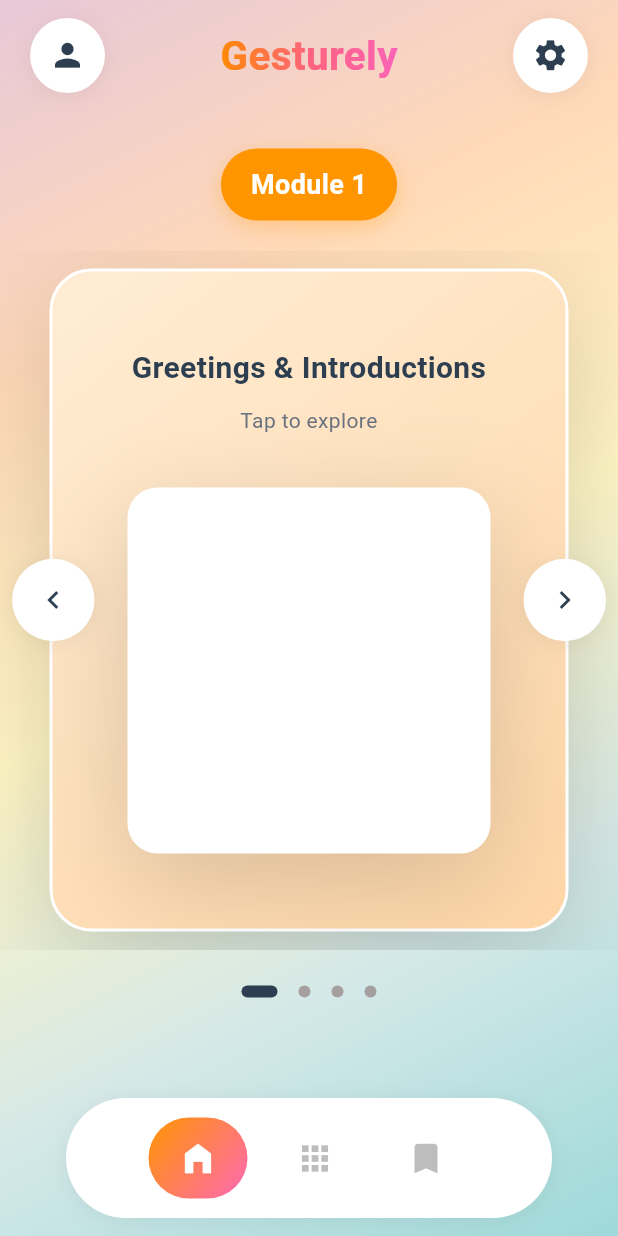
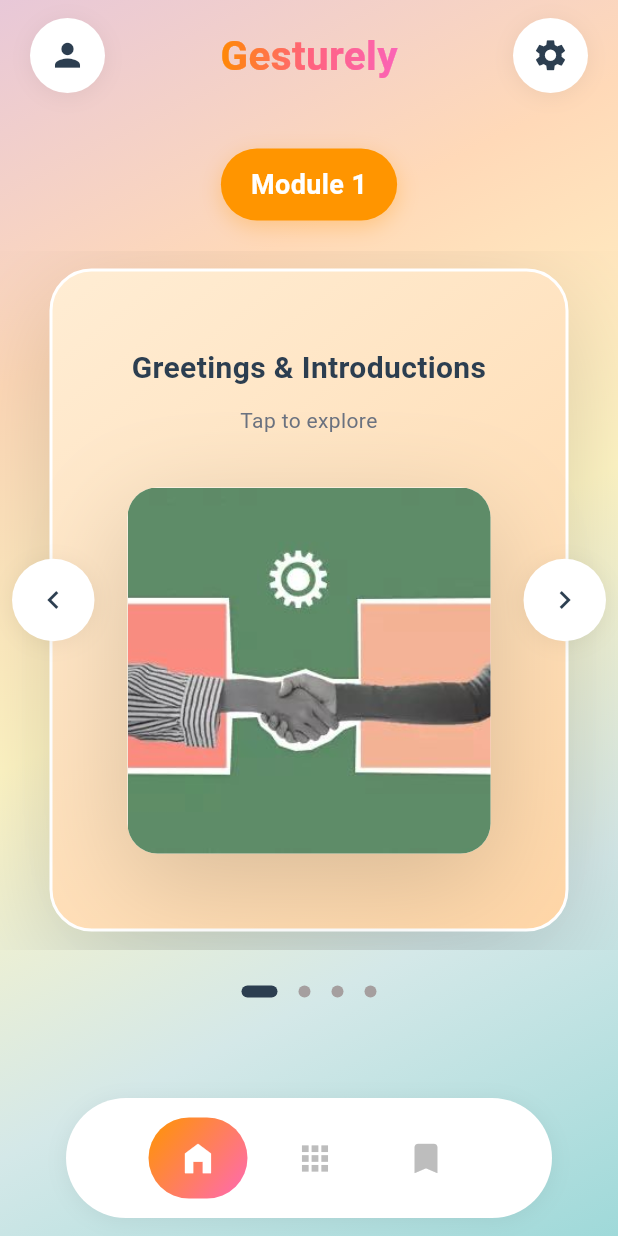
Before and after one commit to angelicav-v/Gesturely, a Flutter app: the HomeScreen screen opened by its route, on a phone screen of 412 x 824 dp. Run offline on Flutter 3.47's test engine with Material 3 defaults, Android fonts, the phone set to English and light mode, and no system bars; our stand-ins replace go_router.

Commit message:
feat: integrate module category images
- Add images to home carousel and grid screens
- Crop emotions image for consistency

```diff
--- a/lib/main.dart
+++ b/lib/main.dart
@@ -13,7 +13,7 @@ void main() {
 }
 
 class MyApp extends StatelessWidget {
-  const MyApp({Key? key}) : super(key: key);
+  const MyApp({super.key});
 
   @override
   Widget build(BuildContext context) {
--- a/lib/screens/bookmarkscreen.dart
+++ b/lib/screens/bookmarkscreen.dart
@@ -7,7 +7,7 @@ import 'profilescreen.dart';
 import 'settingscreen.dart';
 
 class BookmarksScreen extends StatefulWidget {
-  const BookmarksScreen({Key? key}) : super(key: key);
+  const BookmarksScreen({super.key});
 
   @override
   State<BookmarksScreen> createState() => _BookmarksScreenState();
--- a/lib/screens/flashcardscreen.dart
+++ b/lib/screens/flashcardscreen.dart
@@ -107,13 +107,13 @@ class FlashcardScreen extends StatefulWidget {
   final List<String> cards;
 
   const FlashcardScreen({
-    Key? key,
+    super.key,
     required this.moduleNumber,
     required this.subsectionNumber,
     required this.subsectionTitle,
     required this.cardCount,
     this.cards = const [],
-  }) : super(key: key);
+  });
 
   @override
   State<FlashcardScreen> createState() => _FlashcardScreenState();
@@ -126,7 +126,7 @@ class _FlashcardScreenState extends State<FlashcardScreen>
   int _currentCard = 0;
   int _maxCardViewed = 0;
   bool _isFlipped = false;
-  Set<int> _bookmarkedCards = {};
+  final Set<int> _bookmarkedCards = {};
 
   final List<Map<String, String>> _cardTemplates = [
     {'front': 'Hello', 'back': 'Hello'},
--- a/lib/screens/homescreen.dart
+++ b/lib/screens/homescreen.dart
@@ -6,7 +6,7 @@ import 'profilescreen.dart';
 import 'settingscreen.dart';
 
 class HomeScreen extends StatefulWidget {
-  const HomeScreen({Key? key}) : super(key: key);
+  const HomeScreen({super.key});
 
   @override
   State<HomeScreen> createState() => _HomeScreenState();
@@ -20,6 +20,7 @@ class _HomeScreenState extends State<HomeScreen> {
     {
       'number': 1,
       'title': 'Greetings & Introductions',
+      'image': 'assets/images/module1greetings.png',
       'gradientStart': Color(0xFFFFEDD4),
       'gradientEnd': Color(0xFFFFD6A7),
       'buttonColor': Color(0xFFFF9500),
@@ -27,6 +28,7 @@ class _HomeScreenState extends State<HomeScreen> {
     {
       'number': 2,
       'title': 'Places & Directions',
+      'image': 'assets/images/module2directions.png',
       'gradientStart': Color(0xFFFFE4E6),
       'gradientEnd': Color(0xFFFCCEE8),
       'buttonColor': Color(0xFFFF69B4),
@@ -34,6 +36,7 @@ class _HomeScreenState extends State<HomeScreen> {
     {
       'number': 3,
       'title': 'Alphabet & Numbers',
+      'image': 'assets/images/module3alphabets.png',
       'gradientStart': Color(0xFFF3E8FF),
       'gradientEnd': Color(0xFFDDD6FF),
       'buttonColor': Color(0xFFBB86FC),
@@ -41,6 +44,7 @@ class _HomeScreenState extends State<HomeScreen> {
     {
       'number': 4,
       'title': 'Emotions & People',
+      'image': 'assets/images/module4emotions.png',
       'gradientStart': Color(0xFFCBFBF1),
       'gradientEnd': Color(0xFFA2F4FD),
       'buttonColor': Color(0xFF00BCD4),
@@ -236,7 +240,10 @@ class _HomeScreenState extends State<HomeScreen> {
                                   ],
                                 ),
                                 borderRadius: BorderRadius.circular(28),
-                                border: Border.all(color: Colors.white, width: 2),
+                                border: Border.all(
+                                  color: Colors.white,
+                                  width: 2,
+                                ),
                                 boxShadow: [
                                   BoxShadow(
                                     color: Colors.black.withOpacity(0.15),
@@ -271,7 +278,7 @@ class _HomeScreenState extends State<HomeScreen> {
                                     textAlign: TextAlign.center,
                                   ),
                                   const SizedBox(height: 35),
-                                  // White content box
+                                  // White content box with module image
                                   Expanded(
                                     child: Container(
                                       decoration: BoxDecoration(
@@ -279,12 +286,37 @@ class _HomeScreenState extends State<HomeScreen> {
                                         borderRadius: BorderRadius.circular(20),
                                         boxShadow: [
                                           BoxShadow(
-                                            color: Colors.black.withOpacity(0.15),
+                                            color: Colors.black.withOpacity(
+                                              0.15,
+                                            ),
                                             blurRadius: 60,
                                             offset: const Offset(0, 20),
                                             spreadRadius: 0,
                                           ),
                                         ],
+                                      ),
+                                      child: ClipRRect(
+                                        borderRadius: BorderRadius.circular(20),
+                                        child: Image.asset(
+                                          modules[index]['image'],
+                                          fit: BoxFit.cover,
+                                          errorBuilder:
+                                              (context, error, stackTrace) {
+                                                return Container(
+                                                  color: Colors.red,
+                                                  child: Center(
+                                                    child: Text(
+                                                      'Error: $error',
+                                                      textAlign:
+                                                          TextAlign.center,
+                                                      style: const TextStyle(
+                                                        color: Colors.white,
+                                                      ),
+                                                    ),
+                                                  ),
+                                                );
+                                              },
+                                        ),
                                       ),
                                     ),
                                   ),
--- a/lib/screens/loadingscreen.dart
+++ b/lib/screens/loadingscreen.dart
@@ -3,7 +3,7 @@ import 'package:go_router/go_router.dart';
 import '../widgets/background.dart';
 
 class LoadingScreen extends StatefulWidget {
-  const LoadingScreen({Key? key}) : super(key: key);
+  const LoadingScreen({super.key});
 
   @override
   State<LoadingScreen> createState() => _LoadingScreenState();
--- a/lib/screens/loginscreen.dart
+++ b/lib/screens/loginscreen.dart
@@ -3,7 +3,7 @@ import 'package:go_router/go_router.dart';
 import '../widgets/background.dart';
 
 class LoginScreen extends StatefulWidget {
-  const LoginScreen({Key? key}) : super(key: key);
+  const LoginScreen({super.key});
 
   @override
   State<LoginScreen> createState() => _LoginScreenState();
--- a/lib/screens/modulesubsectionsscreen.dart
+++ b/lib/screens/modulesubsectionsscreen.dart
@@ -10,10 +10,10 @@ class ModuleSubsectionsScreen extends StatefulWidget {
   final String moduleName;
 
   const ModuleSubsectionsScreen({
-    Key? key,
+    super.key,
     required this.moduleNumber,
     required this.moduleName,
-  }) : super(key: key);
+  });
 
   @override
   State<ModuleSubsectionsScreen> createState() =>
--- a/lib/screens/profilescreen.dart
+++ b/lib/screens/profilescreen.dart
@@ -7,10 +7,10 @@ class ProfileScreen extends StatefulWidget {
   final String? userEmail;
 
   const ProfileScreen({
-    Key? key,
+    super.key,
     this.userName = 'Sarah Johnson',
     this.userEmail = 'sarah.j@email.com',
-  }) : super(key: key);
+  });
 
   @override
   State<ProfileScreen> createState() => _ProfileScreenState();
@@ -58,7 +58,7 @@ class _ProfileScreenState extends State<ProfileScreen> {
       int total = 0;
       for (int i = 1; i <= 4; i++) {
         for (int j = 1; j <= 2; j++) {
-          final key = '${i}_${j}';
+          final key = '${i}_$j';
           final progress = ProgressTracker.getProgress(key);
           if (progress > 0) {
             // Estimate cards learned based on module
--- a/lib/screens/settingscreen.dart
+++ b/lib/screens/settingscreen.dart
@@ -2,7 +2,7 @@ import 'package:flutter/material.dart';
 import '../widgets/background.dart';
 
 class SettingsScreen extends StatefulWidget {
-  const SettingsScreen({Key? key}) : super(key: key);
+  const SettingsScreen({super.key});
 
   @override
   State<SettingsScreen> createState() => _SettingsScreenState();
@@ -148,7 +148,7 @@ class _SettingsScreenState extends State<SettingsScreen> {
                                     _pushNotifications = value;
                                   });
                                 },
-                                activeColor: const Color(0xFF2C3E50),
+                                activeThumbColor: const Color(0xFF2C3E50),
                                 inactiveThumbColor: Colors.grey[300],
                               ),
                             ),
@@ -193,7 +193,7 @@ class _SettingsScreenState extends State<SettingsScreen> {
                                     _soundEffects = value;
                                   });
                                 },
-                                activeColor: const Color(0xFF2C3E50),
+                                activeThumbColor: const Color(0xFF2C3E50),
                                 inactiveThumbColor: Colors.grey[300],
                               ),
                             ),
--- a/lib/screens/signupscreen.dart
+++ b/lib/screens/signupscreen.dart
@@ -3,7 +3,7 @@ import 'package:go_router/go_router.dart';
 import '../widgets/background.dart';
 
 class SignupScreen extends StatefulWidget {
-  const SignupScreen({Key? key}) : super(key: key);
+  const SignupScreen({super.key});
 
   @override
   State<SignupScreen> createState() => _SignupScreenState();
--- a/lib/screens/subsectionwordlistscreen.dart
+++ b/lib/screens/subsectionwordlistscreen.dart
@@ -9,12 +9,12 @@ class SubsectionWordsListScreen extends StatefulWidget {
   final List<String> cards;
 
   const SubsectionWordsListScreen({
-    Key? key,
+    super.key,
     required this.moduleNumber,
     required this.subsectionNumber,
     required this.subsectionTitle,
     required this.cards,
-  }) : super(key: key);
+  });
 
   @override
   State<SubsectionWordsListScreen> createState() =>
--- a/lib/widgets/background.dart
+++ b/lib/widgets/background.dart
@@ -3,7 +3,7 @@ import 'package:flutter/material.dart';
 class GesturelyBackground extends StatelessWidget {
   final Widget child;
 
-  const GesturelyBackground({Key? key, required this.child}) : super(key: key);
+  const GesturelyBackground({super.key, required this.child});
 
   @override
   Widget build(BuildContext context) {
--- a/pubspec.yaml
+++ b/pubspec.yaml
@@ -44,7 +44,7 @@ dev_dependencies:
   # activated in the `analysis_options.yaml` file located at the root of your
   # package. See that file for information about deactivating specific lint
   # rules and activating additional ones.
-  flutter_lints: ^4.0.0
+  flutter_lints: ^6.0.0
 
 # For information on the generic Dart part of this file, see the
 # following page: https://dart.dev/tools/pub/pubspec
@@ -59,6 +59,10 @@ flutter:
   # To add assets to your application, add an assets section, like this:
   assets:
     - assets/images/gesturelylogo.png
+    - assets/images/module1greetings.png
+    - assets/images/module2directions.png
+    - assets/images/module3alphabets.png
+    - assets/images/module4emotions.png
 
   # An image asset can refer to one or more resolution-specific "variants", see
   # https://flutter.dev/to/resolution-aware-images
```
Also changed, not shown: lib/screens/modulegridscreen.dart (+30 -8 lines), assets/images/module1greetings.png (added), assets/images/module2directions.png (added), assets/images/module3alphabets.png (added), assets/images/module4emotions.png (added), pubspec.lock.
